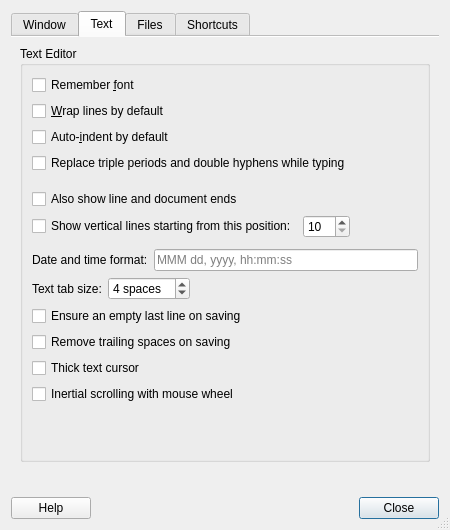
The window that featherpad/prefDialog.ui (tembun/fpad) describes before a commit, drawn with Qt 5.
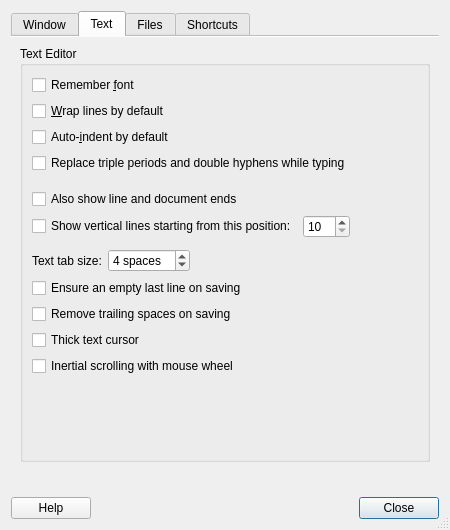
The same window after the commit. The open tabs and pages were chosen to show the change. Icons and pictures are not drawn.

Commit message: remove date format settings

Patch:
```diff
--- a/featherpad/prefDialog.ui
+++ b/featherpad/prefDialog.ui
@@ -609,43 +609,6 @@
                 </item>
                </layout>
               </item>
-              <item>
-               <layout class="QHBoxLayout" name="horizontalLayout_8">
-                <item>
-                 <widget class="QLabel" name="dateLabel">
-                  <property name="toolTip">
-                   <string>Used for pasting the date and time.
-
-Takes effect after closing this dialog.
-
-Leave empty for:
-MMM dd, yyyy, hh:mm:ss</string>
-                  </property>
-                  <property name="text">
-                   <string>Date and time format:</string>
-                  </property>
-                 </widget>
-                </item>
-                <item>
-                 <widget class="QLineEdit" name="dateEdit">
-                  <property name="toolTip">
-                   <string>Used for pasting the date and time.
-
-Takes effect after closing this dialog.
-
-Leave empty for:
-MMM dd, yyyy, hh:mm:ss</string>
-                  </property>
-                  <property name="placeholderText">
-                   <string notr="true">MMM dd, yyyy, hh:mm:ss</string>
-                  </property>
-                  <property name="clearButtonEnabled">
-                   <bool>true</bool>
-                  </property>
-                 </widget>
-                </item>
-               </layout>
-              </item>
               <item>
                <layout class="QHBoxLayout" name="horizontalLayout_9">
                 <item>
```
The commit also changes 5 other files.
